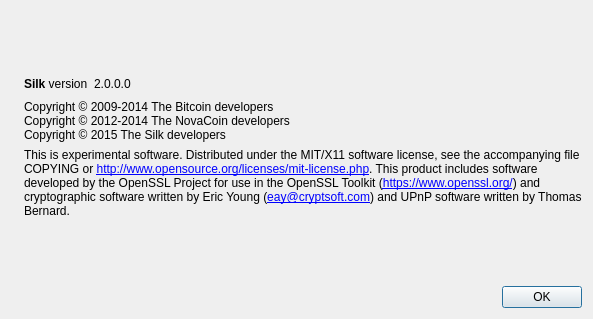
Qt form src/qt/forms/aboutdialog.ui (duality-solutions/Sequence) before a commit.
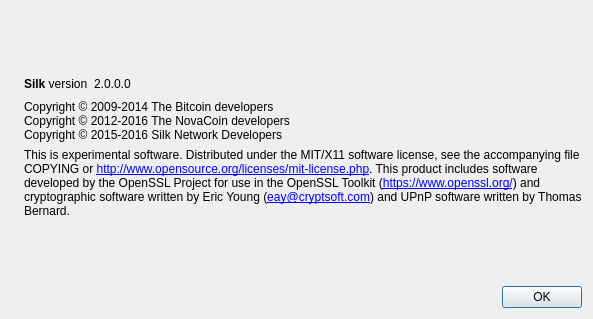
The same form after that commit. Icons and pictures are not drawn.

Commit message: GUI Changes and Splash/Copyrights

The edit to the form file:
```diff
--- a/src/qt/forms/aboutdialog.ui
+++ b/src/qt/forms/aboutdialog.ui
@@ -92,8 +92,8 @@
        </property>
        <property name="text">
         <string>Copyright © 2009-2014 The Bitcoin developers
-Copyright © 2012-2014 The NovaCoin developers
-Copyright © 2015 The Silk developers</string>
+Copyright © 2012-2016 The NovaCoin developers
+Copyright © 2015-2016 Silk Network Developers</string>
        </property>
        <property name="textInteractionFlags">
         <set>Qt::LinksAccessibleByMouse|Qt::TextSelectableByKeyboard|Qt::TextSelectableByMouse</set>
```
The commit also changes 150 other files.
